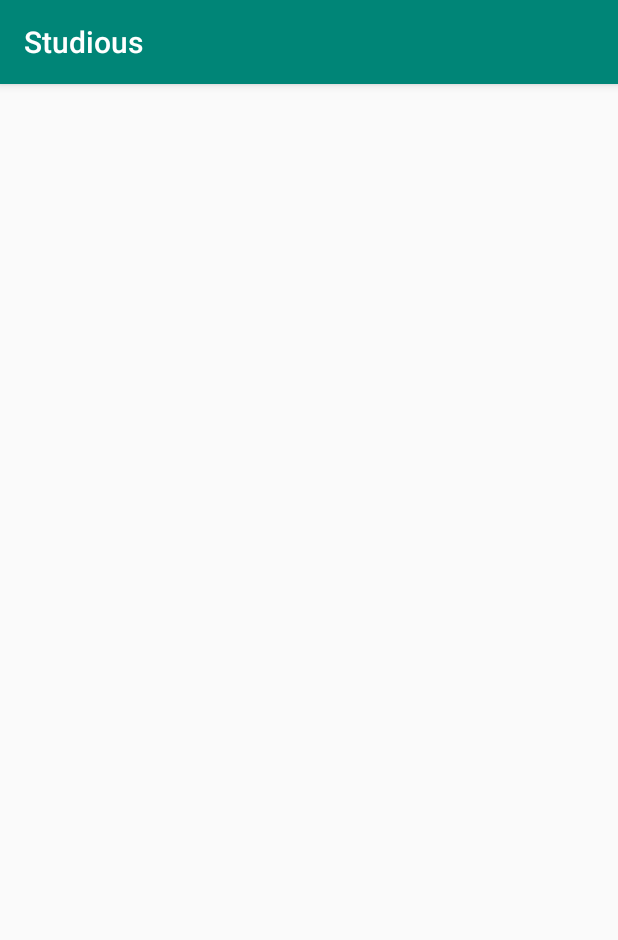
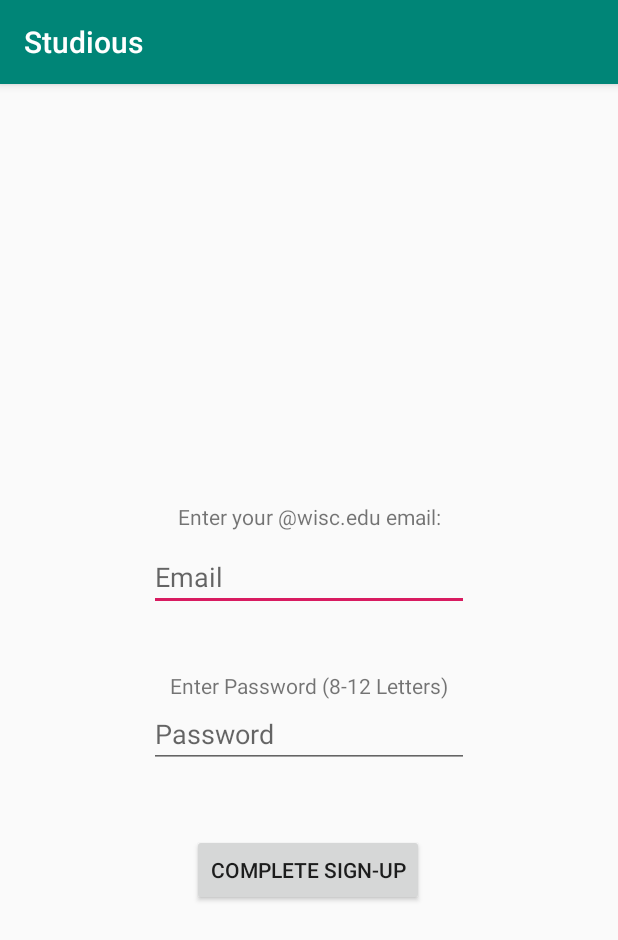
Before and after one commit to chower98/CS407-Studious-App, an Android app: the Signup screen opened directly, with no data from a screen before it, on a phone screen of 412 x 824 dp. Shown: the top 940 px of the screen. Run offline under Robolectric (Android 15) with nearby library versions, the phone set to English and light mode, and no system bars.

```diff
--- a/app/src/main/AndroidManifest.xml
+++ b/app/src/main/AndroidManifest.xml
@@ -9,7 +9,8 @@
         android:roundIcon="@mipmap/ic_launcher_round"
         android:supportsRtl="true"
         android:theme="@style/AppTheme">
-        <activity android:name=".AddClasses"></activity>
+        <activity android:name=".homescreen"></activity>
+        <activity android:name=".AddClasses" />
         <activity android:name=".Signup" />
         <activity android:name=".Login">
             <intent-filter>
--- a/app/src/main/res/layout/activity_signup.xml
+++ b/app/src/main/res/layout/activity_signup.xml
@@ -6,4 +6,59 @@
     android:layout_height="match_parent"
     tools:context=".Signup">
 
+    <TextView
+        android:id="@+id/passwordPrompt"
+        android:layout_width="wrap_content"
+        android:layout_height="wrap_content"
+        android:layout_marginBottom="8dp"
+        android:text="Enter your @wisc.edu email:"
+        app:layout_constraintBottom_toTopOf="@+id/emailInput"
+        app:layout_constraintEnd_toEndOf="parent"
+        app:layout_constraintStart_toStartOf="parent" />
+
+    <EditText
+        android:id="@+id/emailInput"
+        android:layout_width="wrap_content"
+        android:layout_height="wrap_content"
+        android:layout_marginBottom="40dp"
+        android:ems="10"
+        android:inputType="textPersonName"
+        android:text=""
+        android:hint="Email"
+        app:layout_constraintBottom_toTopOf="@+id/passwordPrompt2"
+        app:layout_constraintEnd_toEndOf="parent"
+        app:layout_constraintStart_toStartOf="parent" />
+
+    <TextView
+        android:id="@+id/passwordPrompt2"
+        android:layout_width="wrap_content"
+        android:layout_height="wrap_content"
+        android:text="Enter Password (8-12 Letters)"
+        app:layout_constraintBottom_toTopOf="@+id/passwordInput"
+        app:layout_constraintEnd_toEndOf="parent"
+        app:layout_constraintStart_toStartOf="parent" />
+
+    <EditText
+        android:id="@+id/passwordInput"
+        android:layout_width="wrap_content"
+        android:layout_height="wrap_content"
+        android:layout_marginBottom="44dp"
+        android:ems="10"
+        android:inputType="textPassword"
+        android:text=""
+        android:hint="Password"
+        app:layout_constraintBottom_toTopOf="@+id/completeSignup"
+        app:layout_constraintEnd_toEndOf="parent"
+        app:layout_constraintStart_toStartOf="parent" />
+
+    <Button
+        android:id="@+id/completeSignup"
+        android:layout_width="wrap_content"
+        android:layout_height="wrap_content"
+        android:layout_marginBottom="220dp"
+        android:text="Complete Sign-up"
+        app:layout_constraintBottom_toBottomOf="parent"
+        app:layout_constraintEnd_toEndOf="parent"
+        app:layout_constraintHorizontal_bias="0.498"
+        app:layout_constraintStart_toStartOf="parent" />
 </androidx.constraintlayout.widget.ConstraintLayout>
--- a/app/src/main/res/layout/login.xml
+++ b/app/src/main/res/layout/login.xml
@@ -8,7 +8,7 @@
 
 
     <EditText
-        android:id="@+id/editText"
+        android:id="@+id/usernameText"
         android:layout_width="wrap_content"
         android:layout_height="wrap_content"
         android:ems="10"
@@ -16,12 +16,12 @@
         android:hint="Username"
         android:inputType="textPersonName"
         android:text=""
-        app:layout_constraintBottom_toTopOf="@+id/editText2"
+        app:layout_constraintBottom_toTopOf="@+id/passwordText"
         app:layout_constraintEnd_toEndOf="parent"
         app:layout_constraintStart_toStartOf="parent" />
 
     <EditText
-        android:id="@+id/editText2"
+        android:id="@+id/passwordText"
         android:layout_width="wrap_content"
         android:layout_height="wrap_content"
         android:layout_marginBottom="24dp"
--- a/app/src/main/res/values/strings.xml
+++ b/app/src/main/res/values/strings.xml
@@ -3,10 +3,12 @@
     <string name="course_Prompt">Subject</string>
 
     <string-array name="course_array">
+        <item>Select Subject</item>
         <item>Anatomy</item>
         <item>Biology</item>
         <item>Chemistry</item>
         <item>Computer Science</item>
         <item>Physiology</item>
+        <item>Zoology</item>
     </string-array>
 </resources>
```
Also changed, not shown: app/src/main/java/com/example/studious/homeScreen.java (added, +14 -0 lines), app/src/main/res/layout/activity_add_classes.xml (+22 -6 lines), app/src/main/res/layout/activity_homeScreen.xml (added, +9 -0 lines).
